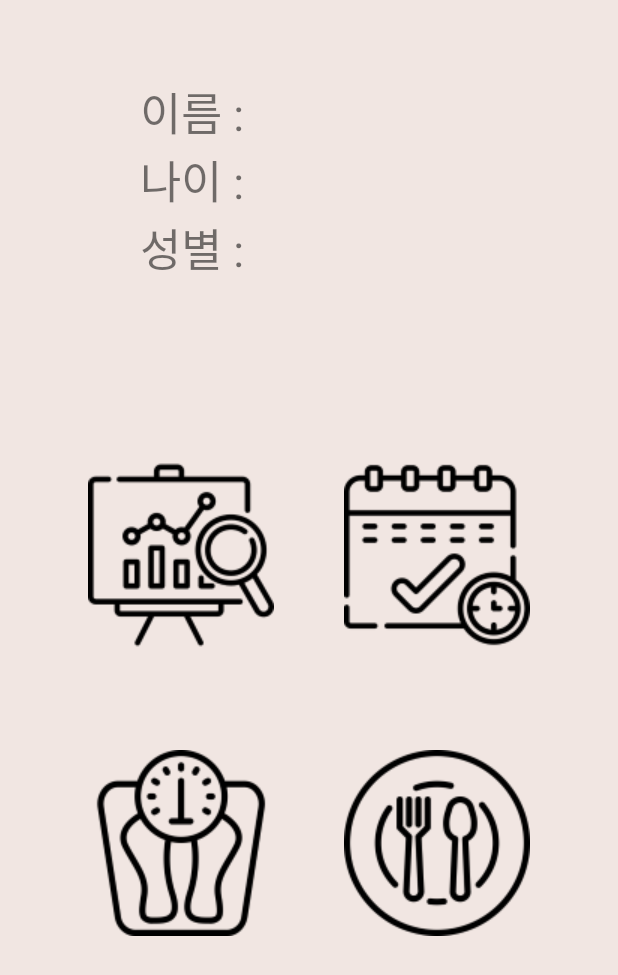
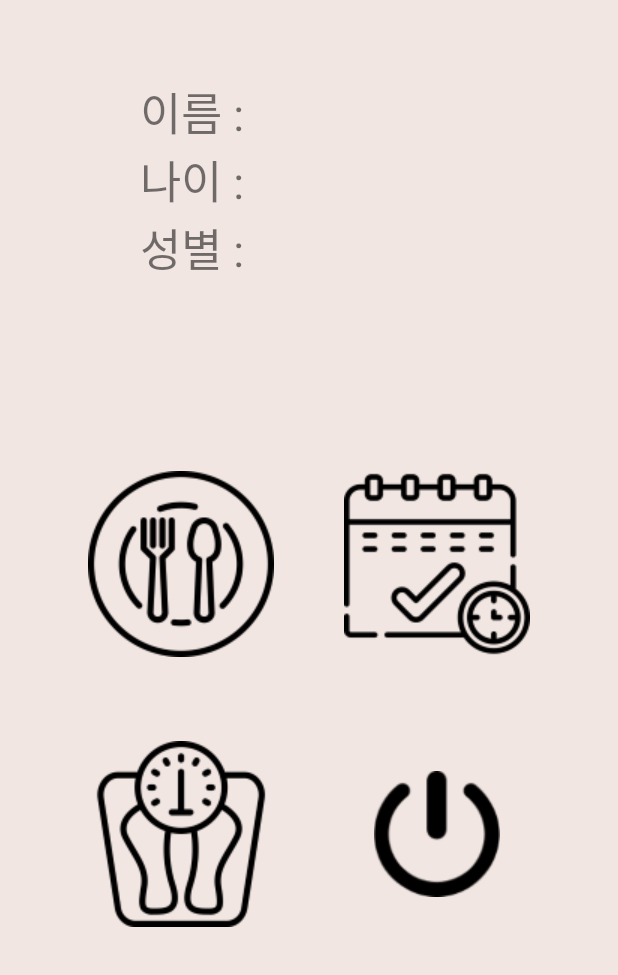
Before and after one commit to structsize/GSM_Festival, an Android app: the AppMain screen opened directly, with no data from a screen before it, on a phone screen of 412 x 824 dp. Shown: the top 975 px of the screen. Run offline under Robolectric (Android 15) with nearby library versions, the phone set to English and light mode, and no system bars.

Commit message:
[FIX] Blutooth

```diff
--- a/GSM_Festival/app/src/main/java/com/example/gsm_festival/AppMain.kt
+++ b/GSM_Festival/app/src/main/java/com/example/gsm_festival/AppMain.kt
@@ -1,14 +1,11 @@
 package com.example.gsm_festival
 
 
-import android.app.Activity
 import android.content.Intent
 import androidx.appcompat.app.AppCompatActivity
 import android.os.Bundle
 import android.preference.PreferenceManager
-import android.view.View
 import kotlinx.android.synthetic.main.activity_app_main.*
-import kotlinx.android.synthetic.main.activity_bmicoculator.*
 
 class AppMain : AppCompatActivity() {
     var weight = 0
@@ -40,8 +37,8 @@ class AppMain : AppCompatActivity() {
         }
 
 
-        checkbutton.setOnClickListener{
-
+        endbutton.setOnClickListener{
+            System.exit(0)
         }
 
         calendarbutton.setOnClickListener{
@@ -59,7 +56,7 @@ class AppMain : AppCompatActivity() {
 
     override fun onActivityResult(requestCode: Int, resultCode: Int, data: Intent?) {
         super.onActivityResult(requestCode, resultCode, data)
-        if(resultCode== Activity.RESULT_OK){
+        if(resultCode == 1){
             weight = data!!.getStringExtra("weightin").toInt()
         }
     }
--- a/GSM_Festival/app/src/main/res/layout/activity_app_main.xml
+++ b/GSM_Festival/app/src/main/res/layout/activity_app_main.xml
@@ -83,19 +83,19 @@
     </LinearLayout>
 
     <ImageButton
-        android:id="@+id/checkbutton"
-        android:layout_width="wrap_content"
-        android:layout_height="wrap_content"
-        android:layout_marginStart="70dp"
-        android:layout_marginTop="106dp"
-        android:layout_marginEnd="23dp"
-        android:layout_marginBottom="24dp"
+        android:id="@+id/endbutton"
+        android:layout_width="124dp"
+        android:layout_height="124dp"
+        android:layout_marginStart="23dp"
+        android:layout_marginTop="15dp"
+        android:layout_marginEnd="70dp"
+        android:layout_marginBottom="180dp"
         android:background="#00ff0000"
-        app:layout_constraintBottom_toTopOf="@+id/weightcheck"
-        app:layout_constraintEnd_toStartOf="@+id/calendarbutton"
-        app:layout_constraintStart_toStartOf="parent"
-        app:layout_constraintTop_toBottomOf="@+id/linearLayout"
-        app:srcCompat="@drawable/analysis" />
+        app:layout_constraintBottom_toBottomOf="parent"
+        app:layout_constraintEnd_toEndOf="parent"
+        app:layout_constraintStart_toEndOf="@+id/weightcheck"
+        app:layout_constraintTop_toBottomOf="@+id/calendarbutton"
+        app:srcCompat="@drawable/icon" />
 
     <ImageButton
         android:id="@+id/calendarbutton"
@@ -104,11 +104,11 @@
         android:layout_marginStart="23dp"
         android:layout_marginTop="106dp"
         android:layout_marginEnd="70dp"
-        android:layout_marginBottom="24dp"
+        android:layout_marginBottom="15dp"
         android:background="#00ff0000"
-        app:layout_constraintBottom_toTopOf="@+id/kcalcheck"
+        app:layout_constraintBottom_toTopOf="@+id/endbutton"
         app:layout_constraintEnd_toEndOf="parent"
-        app:layout_constraintStart_toEndOf="@+id/checkbutton"
+        app:layout_constraintStart_toEndOf="@+id/kcalcheck"
         app:layout_constraintTop_toBottomOf="@+id/linearLayout"
         app:srcCompat="@drawable/calendar" />
 
@@ -117,30 +117,30 @@
         android:layout_width="wrap_content"
         android:layout_height="wrap_content"
         android:layout_marginStart="70dp"
-        android:layout_marginTop="24dp"
+        android:layout_marginTop="15dp"
         android:layout_marginEnd="23dp"
         android:layout_marginBottom="180dp"
         android:background="#00ff0000"
         app:layout_constraintBottom_toBottomOf="parent"
-        app:layout_constraintEnd_toStartOf="@+id/kcalcheck"
+        app:layout_constraintEnd_toStartOf="@+id/endbutton"
+        app:layout_constraintHorizontal_bias="0.0"
         app:layout_constraintStart_toStartOf="parent"
-        app:layout_constraintTop_toBottomOf="@+id/checkbutton"
-        app:layout_constraintVertical_bias="0.0"
+        app:layout_constraintTop_toBottomOf="@+id/kcalcheck"
         app:srcCompat="@drawable/scale" />
 
     <ImageButton
         android:id="@+id/kcalcheck"
         android:layout_width="wrap_content"
         android:layout_height="wrap_content"
-        android:layout_marginStart="23dp"
-        android:layout_marginTop="24dp"
-        android:layout_marginEnd="70dp"
-        android:layout_marginBottom="180dp"
+        android:layout_marginStart="70dp"
+        android:layout_marginTop="106dp"
+        android:layout_marginEnd="23dp"
+        android:layout_marginBottom="15dp"
         android:background="#00ff0000"
-        app:layout_constraintBottom_toBottomOf="parent"
-        app:layout_constraintEnd_toEndOf="parent"
-        app:layout_constraintStart_toEndOf="@+id/weightcheck"
-        app:layout_constraintTop_toBottomOf="@+id/calendarbutton"
+        app:layout_constraintBottom_toTopOf="@+id/weightcheck"
+        app:layout_constraintEnd_toStartOf="@+id/calendarbutton"
+        app:layout_constraintStart_toStartOf="parent"
+        app:layout_constraintTop_toBottomOf="@+id/linearLayout"
         app:srcCompat="@drawable/dish" />
 
 </androidx.constraintlayout.widget.ConstraintLayout>
```
Also changed, not shown: GSM_Festival/app/src/main/java/com/example/gsm_festival/Bluetooth.java (+9 -1 lines), GSM_Festival/app/src/main/java/com/example/gsm_festival/CalendarActivity.kt (+4 -5 lines), GSM_Festival/app/src/main/java/com/example/gsm_festival/Estimate.java (+10 -1 lines), GSM_Festival/app/src/main/java/com/example/gsm_festival/FoodCheck.kt (added, +12 -0 lines), GSM_Festival/app/src/main/res/layout/activity_food_check.xml (added, +9 -0 lines), GSM_Festival/app/src/main/res/drawable/icon.png (added), 1 other file.
